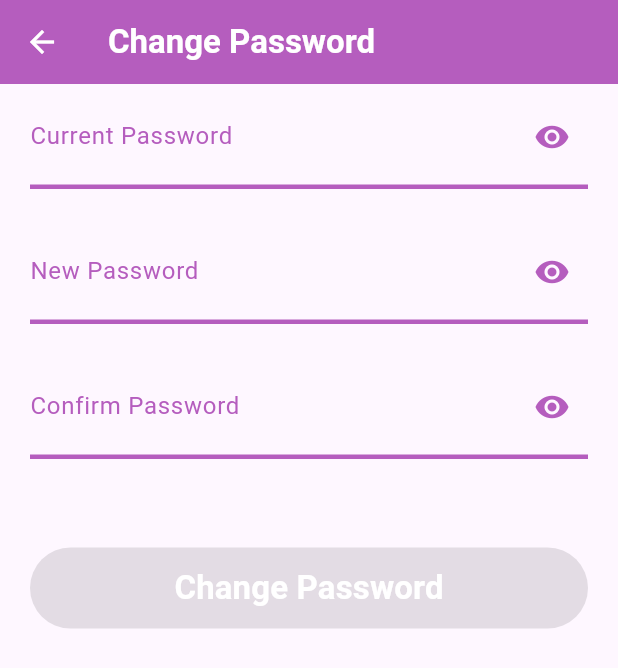
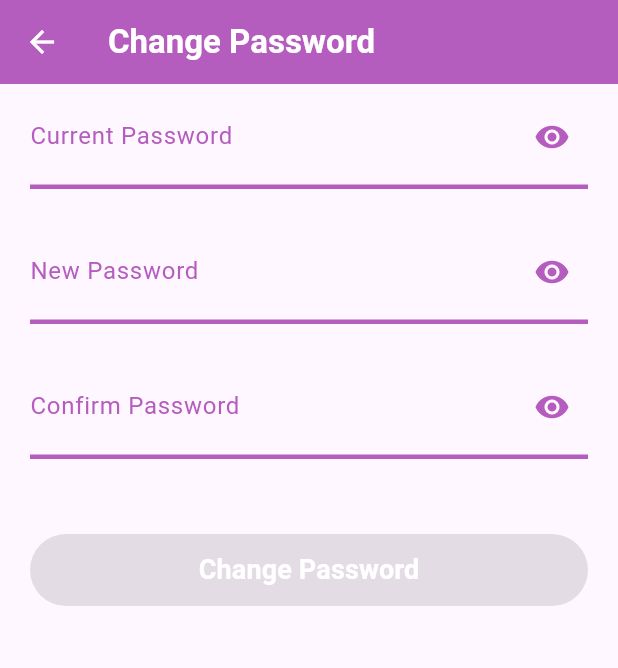
Before and after one commit to josuastg/HobiHub, a Flutter app: the ChangePassword screen opened directly, on a phone screen of 412 x 824 dp. Shown: the top 668 px of the screen. Run offline on Flutter 3.47's test engine with Material 3 defaults, Android fonts, the phone set to English and light mode, and no system bars; our stand-ins replace email_validator, flutter_svg.

Commit message:
change fontsize text change password and button

```diff
--- a/lib/screens/change_password_screen.dart
+++ b/lib/screens/change_password_screen.dart
@@ -198,11 +198,11 @@ class _ChangePasswordState extends State<ChangePassword> {
                       onChanged: (value) => setValidMatchPassword(),
                     ),
                     const SizedBox(
-                      height: 59,
+                      height: 50,
                     ),
                     SizedBox(
                       width: double.infinity,
-                      height: 54,
+                      height: 48,
                       child: ElevatedButton(
                           style: ElevatedButton.styleFrom(
                               backgroundColor:
@@ -230,7 +230,7 @@ class _ChangePasswordState extends State<ChangePassword> {
                             "Change Password",
                             style: TextStyle(
                               color: Colors.white,
-                              fontSize: 22,
+                              fontSize: 18,
                               fontWeight: FontWeight.w700,
                             ),
                           )),
```
